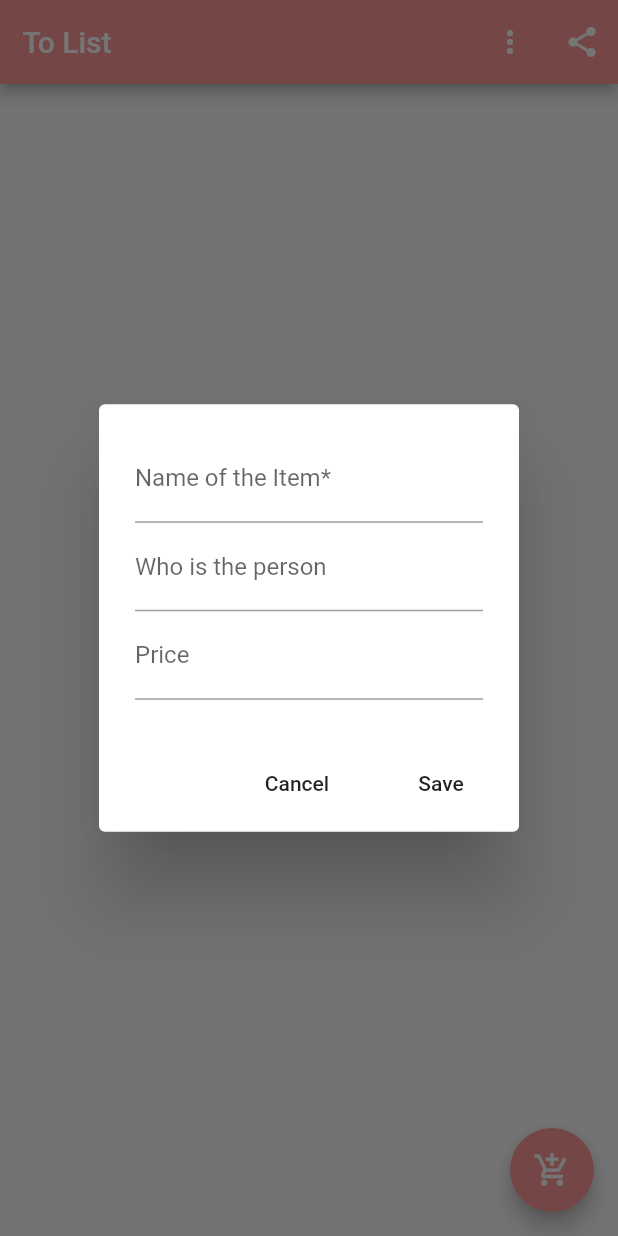
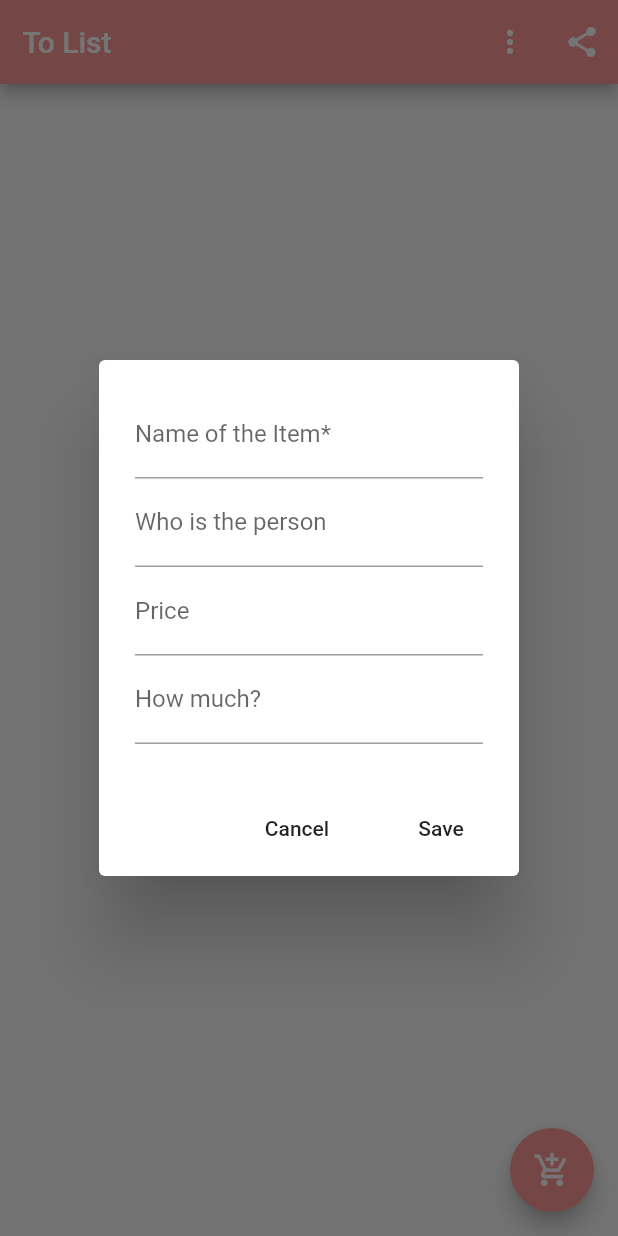
Before and after one commit to ludmilateixeira/noteandsharedwithsql, a Flutter app: the screen it shows after launch, after a tap on the "add shopping cart" icon, on a phone screen of 412 x 824 dp. Run offline on Flutter 3.47's test engine with Material 2 defaults, Android fonts, the phone set to English and light mode, and no system bars; our stand-ins replace floor, flutter_mobx, mobx, shared_preferences, sqflite; missing offline and left inert: social_share; accounts and stored records are empty; generated files the repository leaves out were written again.

Commit message:
Versão 2

```diff
--- a/lib/models/item.model.dart
+++ b/lib/models/item.model.dart
@@ -7,14 +7,16 @@ class Produto {
   String nomeproduto;
   String pessoa;
   double preco;
+  int quantidade;
 
-  Produto({this.id, this.nomeproduto, this.pessoa, this.preco});
+  Produto({this.id, this.nomeproduto, this.pessoa, this.preco, this.quantidade});
 
   Produto.fromJson(Map<String, dynamic> json) {
     id = json['id'];
     nomeproduto = json['nomeproduto'];
     pessoa = json['pessoa'];
     preco = json['preco'];
+    quantidade = json['quantidade'];
   }
 
   Map<String, dynamic> toJson() {
@@ -23,6 +25,7 @@ class Produto {
     data['nomeproduto'] = this.nomeproduto;
     data['pessoa'] = this.pessoa;
     data['preco'] = this.preco;
+    data['quantidade'] = this.quantidade;
     return data;
   }
 }
--- a/lib/views/item.view.dart
+++ b/lib/views/item.view.dart
@@ -15,6 +15,9 @@ class MainApp extends StatefulWidget {
 class _MainAppState extends State<MainApp> {
   final _navigatorKey = GlobalKey<NavigatorState>();
   var _controller = ItemController();
+
+  List _listagem=[];
+  ItemController _icontroller = null;
 
   String _theme = 'Light';
   var _themeData = ThemeData.light();
@@ -36,8 +39,7 @@ class _MainAppState extends State<MainApp> {
   var _nameitemController = TextEditingController();
   var _whoController = TextEditingController();
   var _priceController = TextEditingController();
-
-  List _listagem=[];
+  var _amountController = TextEditingController();
 
   @override
   Widget build(BuildContext context) {
@@ -64,8 +66,8 @@ class _MainAppState extends State<MainApp> {
 
          body: Scrollbar(
           child: Observer(builder:(BuildContext _context){
-            _controller = Provider.of<ItemController>(_context);
-            if(_controller.status == AppStatus.success){
+            _icontroller = Provider.of<ItemController>(_context);
+            if(_icontroller.status == AppStatus.success){
               return ListView(
               padding: const EdgeInsets.symmetric(vertical: 10),
               children: [
@@ -85,6 +87,7 @@ class _MainAppState extends State<MainApp> {
                           _listItemName(i),
                           _listwhoController(i),
                           _listItemPrice(i),
+                          _listItemAmount(i),
                           _listDelete(i),
                         ],
                       )
@@ -197,10 +200,21 @@ class _MainAppState extends State<MainApp> {
       ),
     );
   }
+
   //Label Price
   _listItemPrice(int i)
   {
     String text = _listagem[i].preco != null ? "R\$ "+_listagem[i].preco.toStringAsFixed(2) : "";
+    return Container(
+      child: Text(
+          text
+      ),
+    );
+  }
+
+  //Quantidade
+  _listItemAmount(int i){
+    String text = _listagem[i].quantidade != null ? "x"+_listagem[i].quantidade.toString() : "";
     return Expanded(
       child: Text(
           text
@@ -217,11 +231,9 @@ class _MainAppState extends State<MainApp> {
         color: Colors.cyan,
       ),
       onPressed: (){
-        setState(() {
           _controller.delete(_listagem[i].id).then((data) {
             setState(() {
               _listagem = _controller.list;
-            });
             });
           });
       },
@@ -261,6 +273,25 @@ class _MainAppState extends State<MainApp> {
                           keyboardType: TextInputType.number,
                           decoration: InputDecoration(labelText: "Price", prefixText: "R\$ "),
                         ),
+                        TextFormField(
+                          controller: _amountController,
+                          validator: (s) {
+                            if (s.isEmpty){
+                              return null;
+                            }else{
+                              int value = int.tryParse(s) ?? 1;
+                              if(value < 1){
+                                return "Please enter a valid value";
+                              }
+                                return null;
+                            }
+                          },
+                          keyboardType: TextInputType.number,
+                          decoration: InputDecoration(
+                              labelText: "How much?",
+                              prefixText: "x "
+                          ),
+                        ),
                       ],
                     )
                 )
@@ -276,15 +307,18 @@ class _MainAppState extends State<MainApp> {
                 child: new Text('Save'),
                 onPressed: () {
                   if (_formKey.currentState.validate()) {
-                    setState(() {
                     _controller.create(Produto(
                           nomeproduto: _nameitemController.text,
                           pessoa: _whoController.text,
-                          preco: double.tryParse(_priceController.text) ?? 0
+                          preco: double.tryParse(_priceController.text) ?? 0,
+                          quantidade: int.tryParse(_amountController.text) ?? 1
                       ));
+                    setState(() {
+                      _listagem = _controller.list;
                       _nameitemController.text = "";
                       _whoController.text = "";
                       _priceController.text = "";
+                      _amountController.text = "";
                     });
                     Navigator.of(context).pop();
                   }
```
Also changed, not shown: lib/controllers/item.controller.g.dart (deleted), lib/repositories/item.database.g.dart (deleted). Lines whose indentation alone changed are shown as unchanged.
